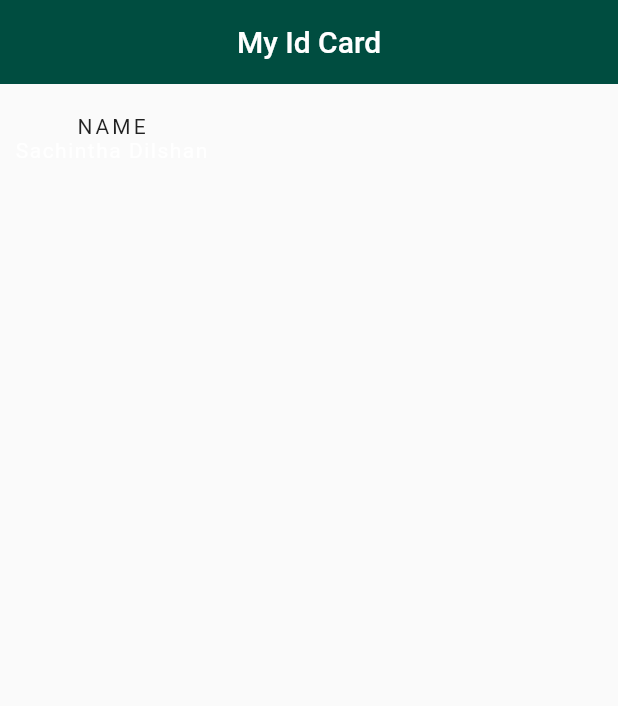
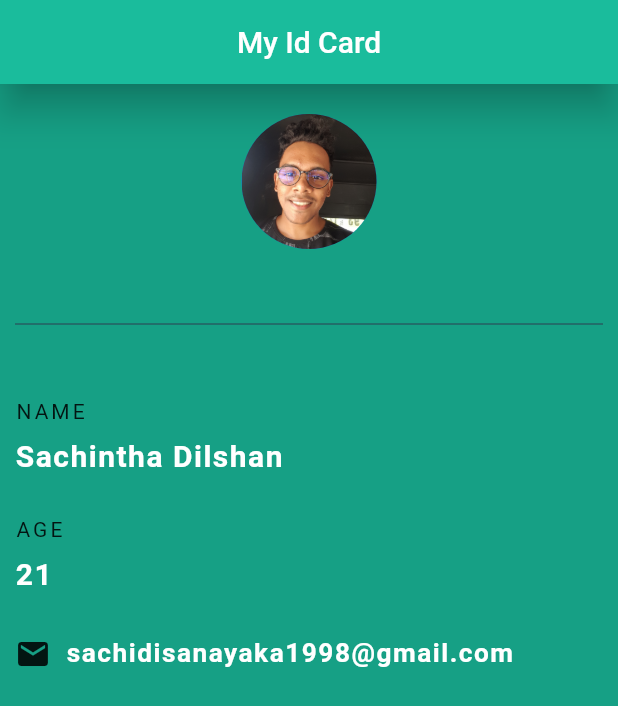
Before and after one commit to sachinthadilshandisanayaka/Id-App, a Flutter app: the screen it shows after launch, on a phone screen of 412 x 824 dp. Shown: the top 706 px of the screen. Run offline on Flutter 3.47's test engine with Material 2 defaults, Android fonts, the phone set to English and light mode, and no system bars.

Commit message:
finnished idapp

```diff
--- a/lib/main.dart
+++ b/lib/main.dart
@@ -1,3 +1,4 @@
+// import 'dart:html';
 // import 'dart:html';
 import 'dart:ui';
 
@@ -14,16 +15,29 @@ class IdApp extends StatelessWidget {
   Widget build(BuildContext context) {
     return Scaffold(
       //this 'Scaffold' help to make quickly layout for our app, icon bar,app bar
+      backgroundColor: Color.fromRGBO(22, 160, 133, 1.0),
       appBar: AppBar(
         title: Text('My Id Card'),
         centerTitle: true,
-        backgroundColor: Colors.teal[900],
-        elevation: 0.0,
+        backgroundColor: Color.fromRGBO(26, 188, 156, 1.0),
+        elevation: 10.0, // box shadow
       ),
       body: Padding(
         padding: EdgeInsets.fromLTRB(10.0, 20.0, 10.0, 0.0),
         child: Column(
+          crossAxisAlignment: CrossAxisAlignment.start,
           children: <Widget>[
+            Center(
+              child: CircleAvatar(
+                backgroundImage: AssetImage('assets/a.jpg'),
+                radius: 45.0,
+              ),
+            ),
+            Divider(
+              // this use to set defferece each widgets
+              height: 100.0,
+              color: Color.fromRGBO(44, 62, 80, 1.0),
+            ),
             Text(
               'NAME',
               style: TextStyle(
@@ -31,13 +45,61 @@ class IdApp extends StatelessWidget {
                 letterSpacing: 2.0,
               ),
             ),
+            SizedBox(
+              height: 10.0, // space between two widget
+            ),
             Text(
               'Sachintha Dilshan',
               style: TextStyle(
                 color: Colors.white,
                 letterSpacing: 1.0,
+                fontSize: 20.0,
+                fontWeight: FontWeight.bold,
               ),
-            )
+            ),
+            SizedBox(
+              height: 30.0, // space between each widget
+            ),
+            Text(
+              'AGE',
+              style: TextStyle(
+                color: Colors.amberAccent[300],
+                letterSpacing: 2.0,
+              ),
+            ),
+            SizedBox(
+              height: 10.0, // space between two widget
+            ),
+            Text(
+              '21',
+              style: TextStyle(
+                color: Colors.white,
+                letterSpacing: 1.0,
+                fontSize: 20.0,
+                fontWeight: FontWeight.bold,
+              ),
+            ),
+            SizedBox(
+              height: 30.0,
+            ),
+            Row(
+              crossAxisAlignment: CrossAxisAlignment.center,
+              children: <Widget>[
+                Icon(Icons.email),
+                SizedBox(
+                  width: 10.0,
+                ),
+                Text(
+                  'sachidisanayaka1998@gmail.com',
+                  style: TextStyle(
+                    color: Colors.white,
+                    letterSpacing: 1.0,
+                    fontSize: 17.5,
+                    fontWeight: FontWeight.bold,
+                  ),
+                ),
+              ],
+            ),
           ],
         ),
       ),
--- a/pubspec.yaml
+++ b/pubspec.yaml
@@ -45,9 +45,9 @@ flutter:
   uses-material-design: true
 
   # To add assets to your application, add an assets section, like this:
-  # assets:
-  #   - images/a_dot_burr.jpeg
-  #   - images/a_dot_ham.jpeg
+  assets:
+    - assets/
+
 
   # An image asset can refer to one or more resolution-specific "variants", see
   # https://flutter.dev/assets-and-images/#resolution-aware.
```
Also changed, not shown: assets/a.jpg (added), 1 other file.
